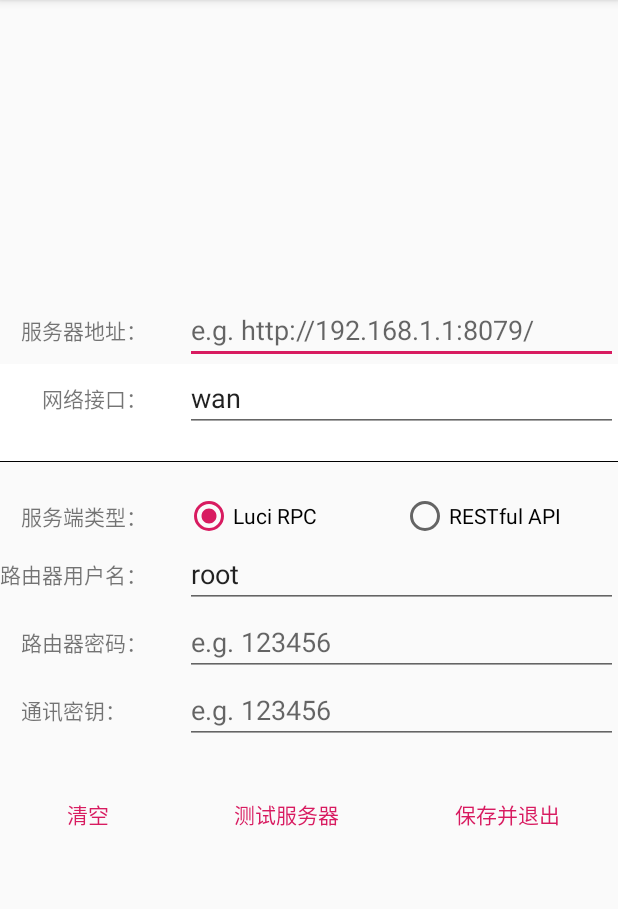
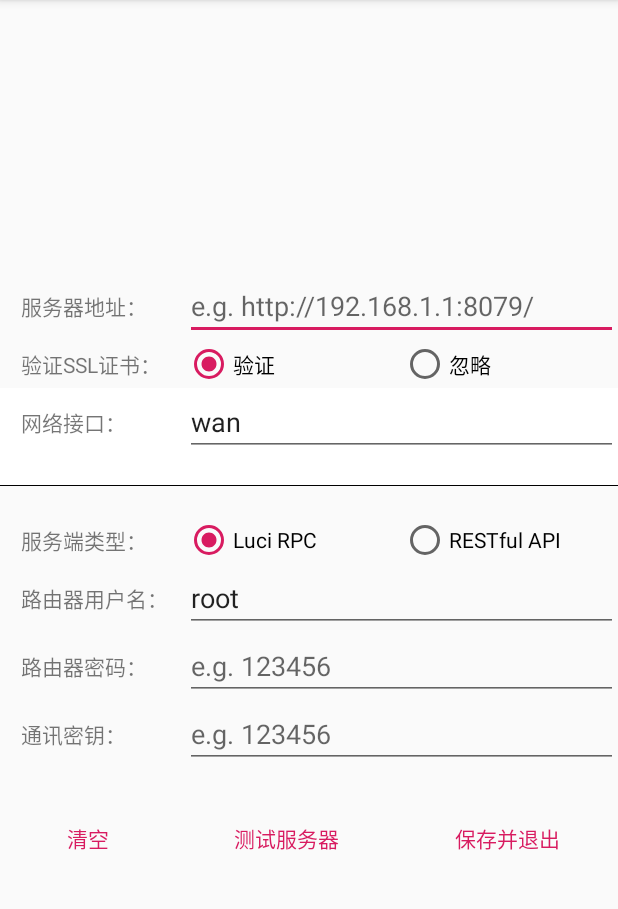
Before and after one commit to kuretru/SingleNet-Robot, an Android app: the ConfigActivity screen opened directly, with no data from a screen before it, after a tap on "测试服务器", on a phone screen of 412 x 824 dp, the part 84-993 px from its top. Run offline under Robolectric (Android 15) with nearby library versions, the phone set to English and light mode, and no system bars; 22 statements that could not run were skipped.

Commit message:
新增：是否验证服务端SSL证书配置选项

```diff
--- a/client/Android/app/src/main/java/com/kuretru/android/singlenet/activity/ConfigActivity.java
+++ b/client/Android/app/src/main/java/com/kuretru/android/singlenet/activity/ConfigActivity.java
@@ -41,6 +41,7 @@ public class ConfigActivity extends AppCompatActivity {
     private EditText etUsername;
     private EditText etPassword;
     private EditText etAuthToken;
+    private RadioGroup rgVerifySsl;
     private RadioGroup rgServerType;
     private LinearLayout llUsername;
     private LinearLayout llPassword;
@@ -176,6 +177,11 @@ public class ConfigActivity extends AppCompatActivity {
     private ServerConfig getServerConfig() {
         ServerConfig serverConfig = new ServerConfig();
         serverConfig.setServerUrl(etServerUrl.getText().toString().trim());
+        if (R.id.rbVerifySsl == rgVerifySsl.getCheckedRadioButtonId()) {
+            serverConfig.setVerifySsl(SystemConstants.CONFIG_VERIFY);
+        } else {
+            serverConfig.setVerifySsl(SystemConstants.CONFIG_IGNORE);
+        }
         serverConfig.setNetworkInterface(etNetworkInterface.getText().toString().trim());
         serverConfig.setUsername(etUsername.getText().toString().trim());
         serverConfig.setPassword(etPassword.getText().toString().trim());
@@ -195,6 +201,11 @@ public class ConfigActivity extends AppCompatActivity {
      */
     private void setServerConfig(ServerConfig serverConfig) {
         this.etServerUrl.setText(serverConfig.getServerUrl());
+        if (SystemConstants.CONFIG_VERIFY.equals(serverConfig.getVerifySsl())) {
+            this.rgVerifySsl.check(R.id.rbVerifySsl);
+        } else {
+            this.rgVerifySsl.check(R.id.rbIgnoreSsl);
+        }
         this.etNetworkInterface.setText(serverConfig.getNetworkInterface());
         this.etUsername.setText(serverConfig.getUsername());
         this.etPassword.setText(serverConfig.getPassword());
@@ -228,7 +239,7 @@ public class ConfigActivity extends AppCompatActivity {
             }
         }
         if (permissions.size() > 0) {
-            ActivityCompat.requestPermissions(this, permissions.toArray(new String[permissions.size()]), 1);
+            ActivityCompat.requestPermissions(this, permissions.toArray(new String[0]), 1);
         }
     }
 
@@ -243,6 +254,7 @@ public class ConfigActivity extends AppCompatActivity {
         this.etUsername = this.findViewById(R.id.etUsername);
         this.etPassword = this.findViewById(R.id.etPassword);
         this.etAuthToken = this.findViewById(R.id.etAuthToken);
+        this.rgVerifySsl = this.findViewById(R.id.rgVerifySsl);
         this.rgServerType = this.findViewById(R.id.rgServerType);
         this.llUsername = this.findViewById(R.id.llUsername);
         this.llPassword = this.findViewById(R.id.llPassword);
--- a/client/Android/app/src/main/java/com/kuretru/android/singlenet/constant/SystemConstants.java
+++ b/client/Android/app/src/main/java/com/kuretru/android/singlenet/constant/SystemConstants.java
@@ -3,6 +3,12 @@ package com.kuretru.android.singlenet.constant;
 public class SystemConstants {
 
     public static final String CONFIG_SERVER_URL = "config_server_url";
+
+    public static final String CONFIG_VERIFY_SSL = "config_verify_ssl";
+
+    public static final String CONFIG_VERIFY = "verify";
+
+    public static final String CONFIG_IGNORE = "ignore";
 
     public static final String CONFIG_NETWORK_INTERFACE = "config_network_interface";
 
--- a/client/Android/app/src/main/java/com/kuretru/android/singlenet/entity/ServerConfig.java
+++ b/client/Android/app/src/main/java/com/kuretru/android/singlenet/entity/ServerConfig.java
@@ -10,6 +10,11 @@ public class ServerConfig {
      * 合理的地址：'http://192.168.1.1:8080'
      */
     private String serverUrl;
+
+    /**
+     * 忽略SSL证书验证
+     */
+    private String verifySsl;
 
     /**
      * 网络接口名称(OpenWrt默认值为'wan')
--- a/client/Android/app/src/main/java/com/kuretru/android/singlenet/util/ConfigUtils.java
+++ b/client/Android/app/src/main/java/com/kuretru/android/singlenet/util/ConfigUtils.java
@@ -20,6 +20,7 @@ public class ConfigUtils {
         SharedPreferences sharedPreferences = context.getSharedPreferences("config", MODE_PRIVATE);
         ServerConfig serverConfig = new ServerConfig();
         serverConfig.setServerUrl(sharedPreferences.getString(SystemConstants.CONFIG_SERVER_URL, ""));
+        serverConfig.setServerUrl(sharedPreferences.getString(SystemConstants.CONFIG_VERIFY_SSL, "verify"));
         serverConfig.setNetworkInterface(sharedPreferences.getString(SystemConstants.CONFIG_NETWORK_INTERFACE, "wan"));
         serverConfig.setServerType(sharedPreferences.getString(SystemConstants.CONFIG_SERVER_TYPE, SystemConstants.CONFIG_SERVER_TYPE_LUCI_RPC));
         serverConfig.setUsername(sharedPreferences.getString(SystemConstants.CONFIG_USERNAME, "root"));
@@ -38,6 +39,7 @@ public class ConfigUtils {
         SharedPreferences sharedPreferences = context.getSharedPreferences("config", MODE_PRIVATE);
         SharedPreferences.Editor editor = sharedPreferences.edit();
         editor.putString(SystemConstants.CONFIG_SERVER_URL, serverConfig.getServerUrl());
+        editor.putString(SystemConstants.CONFIG_VERIFY_SSL, serverConfig.getVerifySsl());
         editor.putString(SystemConstants.CONFIG_NETWORK_INTERFACE, serverConfig.getNetworkInterface());
         editor.putString(SystemConstants.CONFIG_SERVER_TYPE, serverConfig.getServerType());
         editor.putString(SystemConstants.CONFIG_USERNAME, serverConfig.getUsername());
@@ -55,6 +57,7 @@ public class ConfigUtils {
         SharedPreferences sharedPreferences = context.getSharedPreferences("config", MODE_PRIVATE);
         SharedPreferences.Editor editor = sharedPreferences.edit();
         editor.remove(SystemConstants.CONFIG_SERVER_URL);
+        editor.remove(SystemConstants.CONFIG_VERIFY_SSL);
         editor.remove(SystemConstants.CONFIG_NETWORK_INTERFACE);
         editor.remove(SystemConstants.CONFIG_SERVER_TYPE);
         editor.remove(SystemConstants.CONFIG_USERNAME);
--- a/client/Android/app/src/main/res/layout/activity_config.xml
+++ b/client/Android/app/src/main/res/layout/activity_config.xml
@@ -33,6 +33,44 @@
                 android:ems="10"
                 android:hint="@string/config_server_url_hint"
                 android:inputType="textUri" />
+        </LinearLayout>
+
+        <LinearLayout
+            android:layout_width="match_parent"
+            android:layout_height="wrap_content"
+            android:layout_gravity="center"
+            android:gravity="center"
+            android:orientation="horizontal">
+
+            <TextView
+                android:id="@+id/tvVerifySsl"
+                android:layout_width="0dp"
+                android:layout_height="wrap_content"
+                android:layout_weight=".30"
+                android:text="@string/config_verify_ssl" />
+
+            <RadioGroup
+                android:id="@+id/rgVerifySsl"
+                android:layout_width="0dp"
+                android:layout_height="wrap_content"
+                android:layout_weight=".70"
+                android:checkedButton="@id/rbVerifySsl"
+                android:orientation="horizontal">
+
+                <RadioButton
+                    android:id="@+id/rbVerifySsl"
+                    android:layout_width="0dp"
+                    android:layout_height="wrap_content"
+                    android:layout_weight=".50"
+                    android:text="@string/verify" />
+
+                <RadioButton
+                    android:id="@+id/rbIgnoreSsl"
+                    android:layout_width="0dp"
+                    android:layout_height="wrap_content"
+                    android:layout_weight=".50"
+                    android:text="@string/ignore" />
+            </RadioGroup>
         </LinearLayout>
 
         <LinearLayout
--- a/client/Android/app/src/main/res/values/strings.xml
+++ b/client/Android/app/src/main/res/values/strings.xml
@@ -1,11 +1,15 @@
 <resources>
     <string name="app_name">闪讯机器人</string>
     <string name="exception_exit">出现错误，请重新打开App</string>
+    <string name="verify">验证</string>
+    <string name="ignore">忽略</string>
 
     <string name="config_server_url">　服务器地址：</string>
     <string name="config_server_url_hint">e.g. http://192.168.1.1:8079/</string>
 
-    <string name="config_network_interface">　　网络接口：</string>
+    <string name="config_verify_ssl">　验证SSL证书：</string>
+
+    <string name="config_network_interface">　网络接口：</string>
     <string name="config_network_interface_hint">e.g. wan</string>
     <string name="config_network_interface_text">wan</string>
 
@@ -13,7 +17,7 @@
     <string name="config_server_type_luci_rpc">Luci RPC</string>
     <string name="config_server_type_restful_api">RESTful API</string>
 
-    <string name="config_username">路由器用户名：</string>
+    <string name="config_username">　路由器用户名：</string>
     <string name="config_username_hint">e.g. root</string>
     <string name="config_username_text">root</string>
 
```
